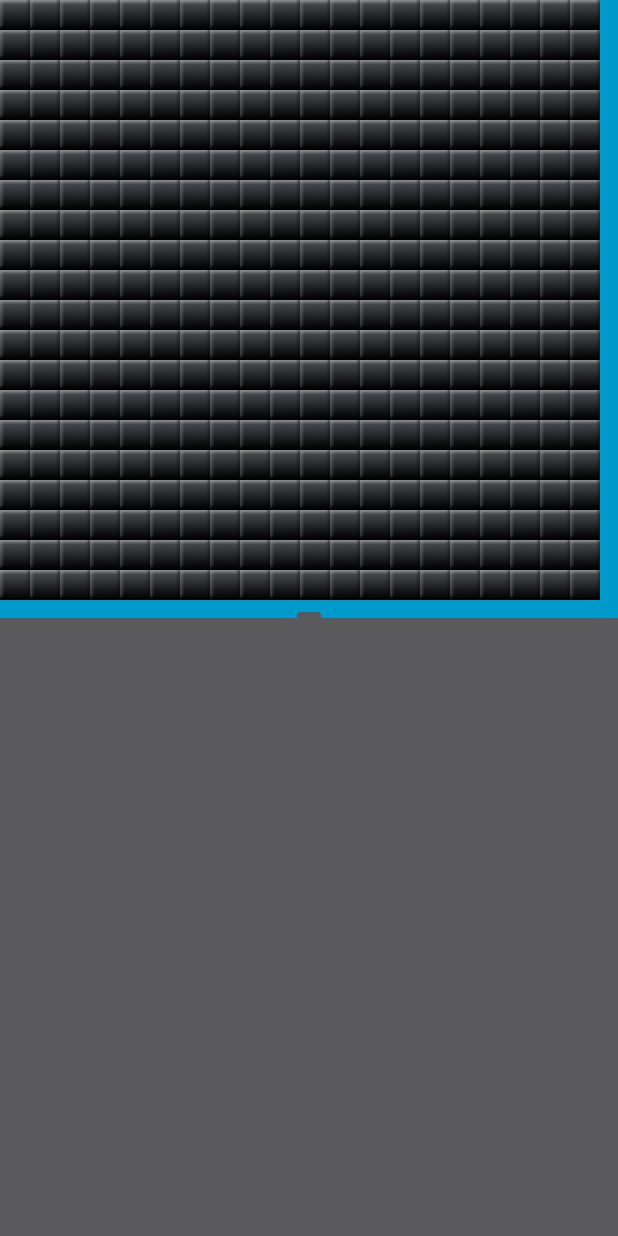
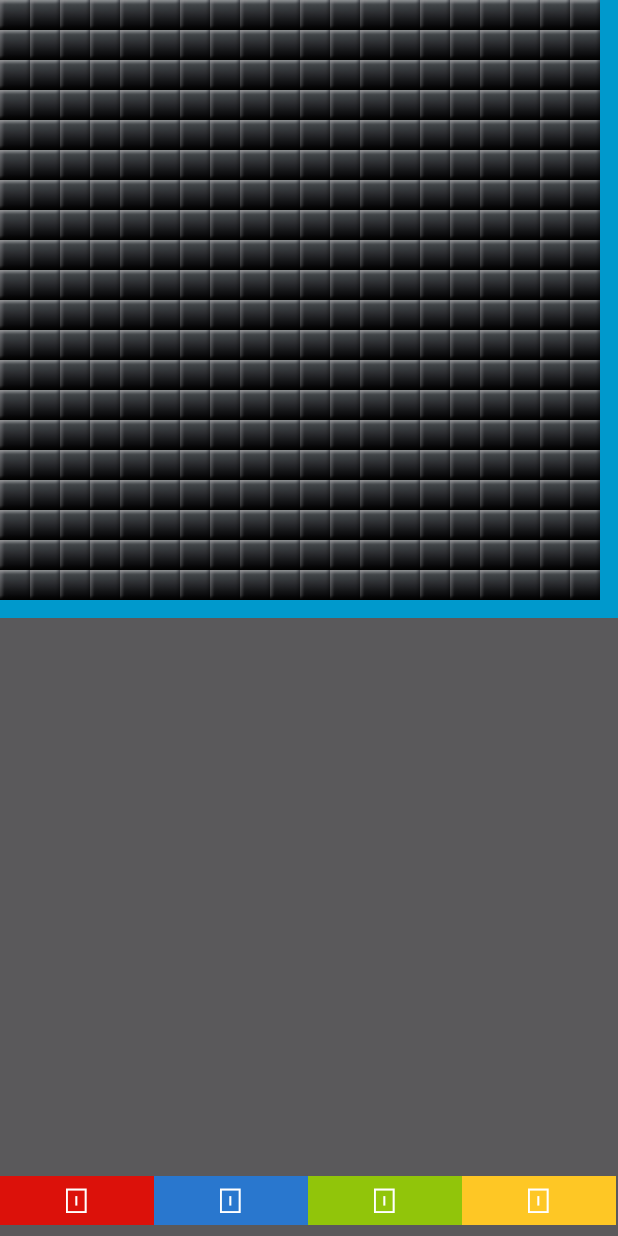
Before and after one commit to mamen/se2blokus, an Android app: the FullscreenActivity screen opened directly, with no data from a screen before it, on a phone screen of 412 x 824 dp. Run offline under Robolectric (Android 15) with nearby library versions, the light colour scheme and no system bars; 6 statements that could not run were skipped.

Commit message:
moveButtons correct placement + points are counted now

```diff
--- a/app/src/main/AndroidManifest.xml
+++ b/app/src/main/AndroidManifest.xml
@@ -6,8 +6,6 @@
     <uses-permission android:name="android.permission.INTERNET" />
     <uses-permission android:name="android.permission.CHANGE_WIFI_STATE" />
     <uses-permission android:name="android.permission.VIBRATE" />
-
-    <uses-feature android:name="android.hardware.sensor.accelerometer" android:required="true" />
 
     <application
         android:allowBackup="true"
--- a/app/src/main/java/at/aau/se2/test/FullscreenActivity.java
+++ b/app/src/main/java/at/aau/se2/test/FullscreenActivity.java
@@ -4,6 +4,7 @@ import android.app.Activity;
 import android.content.ClipData;
 import android.content.Context;
 import android.graphics.Point;
+import android.graphics.Typeface;
 import android.hardware.Sensor;
 import android.hardware.SensorManager;
 import android.media.MediaPlayer;
@@ -24,6 +25,7 @@ import android.widget.ImageButton;
 import android.widget.ImageView;
 import android.widget.LinearLayout;
 import android.widget.RelativeLayout;
+import android.widget.TextView;
 import android.widget.Toast;
 
 import com.google.android.gms.common.ConnectionResult;
@@ -72,8 +74,10 @@ public class FullscreenActivity extends Activity implements GoogleApiClient.Conn
     private int actTurn;
     private MediaPlayer placeSound;
 
-    private SensorManager mSensorManager;
-    private ShakeDetector mSensorListener;
+    private TextView pointsRed;
+    private TextView pointsBlue;
+    private TextView pointsGreen;
+    private TextView pointsYellow;
 
 
     /*private int plCount;
@@ -93,6 +97,8 @@ public class FullscreenActivity extends Activity implements GoogleApiClient.Conn
 
         //Initialisierung div. Variablen.
         fullscreenLayout = (RelativeLayout) findViewById(R.id.contentPanel);
+
+
 
         playerID = -1;
         selectedBlockID = -1;
@@ -322,16 +328,23 @@ public class FullscreenActivity extends Activity implements GoogleApiClient.Conn
                         RelativeLayout.LayoutParams paramsMoveDown = new RelativeLayout.LayoutParams(RelativeLayout.LayoutParams.WRAP_CONTENT, RelativeLayout.LayoutParams.WRAP_CONTENT);
                         RelativeLayout.LayoutParams paramsMoveLeft = new RelativeLayout.LayoutParams(RelativeLayout.LayoutParams.WRAP_CONTENT, RelativeLayout.LayoutParams.WRAP_CONTENT);
 
-                        //TODO: Berechnungen falsch, momentan einfach wird einfach irgendetwas gerechnet ;)
-                        paramsMoveUp.setMargins((int) Math.floor(gameBoardLayout.getHeight() / 2), 0, 0, 0);
-                        paramsMoveRight.setMargins((int) Math.floor(gameBoardLayout.getHeight() / 4) * 3, (int) Math.floor(gameBoardLayout.getHeight() / 2), 0, 0);
-                        paramsMoveDown.setMargins((int) Math.floor(gameBoardLayout.getHeight() / 2), (int) Math.floor(gameBoardLayout.getHeight() / 4) * 3, 0, 0);
-                        paramsMoveLeft.setMargins(0, (int) Math.floor(gameBoardLayout.getHeight() / 2), 0, 0);
+                        paramsMoveUp.setMargins((getScreenWidth()/2)-((move_up.getDrawable().getMinimumWidth()+move_up.getPaddingLeft()+move_up.getPaddingRight())/2), 0, 0, 0);
+
+                        paramsMoveRight.setMargins(gameBoardLayout.getWidth()-move_right.getPaddingLeft()-move_right.getPaddingRight()-move_right.getDrawable().getMinimumWidth(), (gameBoardLayout.getHeight()/2-move_right.getPaddingTop()-move_right.getDrawable().getMinimumHeight()/2), 0, 0);
+
+                        paramsMoveDown.setMargins((getScreenWidth()/2)-((move_down.getDrawable().getMinimumWidth()+move_down.getPaddingLeft()+move_down.getPaddingRight())/2), (gameBoardLayout.getHeight()-move_down.getPaddingTop()-move_down.getPaddingBottom()-move_up.getDrawable().getMinimumHeight()), 0, 0);
+
+                        paramsMoveLeft.setMargins(0, (gameBoardLayout.getHeight()/2-move_left.getPaddingTop()-move_left.getDrawable().getMinimumHeight()/2), 0, 0);
 
                         move_up.setLayoutParams(paramsMoveUp);
                         move_right.setLayoutParams(paramsMoveRight);
                         move_down.setLayoutParams(paramsMoveDown);
                         move_left.setLayoutParams(paramsMoveLeft);
+
+                        move_up.setAlpha(0.5f);
+                        move_right.setAlpha(0.5f);
+                        move_down.setAlpha(0.5f);
+                        move_left.setAlpha(0.5f);
 
                         // Accept-Button
                         if (drawn) {
@@ -346,15 +359,18 @@ public class FullscreenActivity extends Activity implements GoogleApiClient.Conn
                                 public void onClick(View v) {
                                     // Platzieren nicht möglich - Preview wieder löschen und Bild im BlockDrawer wieder anzeigen
                                     if (!isYourPlacementValid(index_i, index_j)) {
-                                        vibrate(500);
+                                        //vibrate(500);
                                         restore(index_i, index_j);
                                     } else {
+                                        placeSound.start(); //Sound abspielen
                                         testView.setVisibility(View.INVISIBLE); //Müsste unnötig sein
                                         byte[][] b = player.getStone(selectedBlockID - 1);
                                         for (int a = 0; a < transposeCount; a++) { //Stein drehen, je nachdem wie oft der Button gedrückt wurde
                                             b = gl.rotate(b);
                                         }
                                         placeIt(b, index_i, index_j); //Wirkliches Plazieren vom Stein
+
+                                        updatePoints();
                                     }
                                     gl.removeViews(fullscreenLayout, accept, cancel, transpose, move_up, move_right, move_down, move_left);
                                     elementFinished = true; //Nächster Stein kann geLongClicked werden
@@ -434,9 +450,9 @@ public class FullscreenActivity extends Activity implements GoogleApiClient.Conn
         });
 
         imgView = (ImageView) findViewById(R.id.img_stop);
-        if (doSettings) {
-            imgView.setVisibility(View.INVISIBLE);
-        }
+        //if (doSettings) {
+            imgView.setVisibility(View.GONE);
+        //}
 
         actTurn = 1;
 
@@ -447,18 +463,95 @@ public class FullscreenActivity extends Activity implements GoogleApiClient.Conn
                 disableScreenInteraction();
             }
         }
+    }
 
-        //Shake detection
-        mSensorManager = (SensorManager) getSystemService(Context.SENSOR_SERVICE);
-        mSensorListener = new ShakeDetector();
 
-        mSensorListener.setOnShakeListener(new ShakeDetector.OnShakeListener() {
+    @Override
+    public void onStart(){
+        super.onStart();
+        initializePoints();
+    }
 
-            public void onShake() {
-                Toast.makeText(FullscreenActivity.this, "Shaked", Toast.LENGTH_SHORT).show();
+    private void initializePoints() {
+        Typeface font = Typeface.createFromAsset(getAssets(), "blocked.ttf");
+
+        pointsRed = (TextView)findViewById(R.id.pointsRed);
+        pointsBlue = (TextView)findViewById(R.id.pointsBlue);
+        pointsGreen = (TextView)findViewById(R.id.pointsGreen);
+        pointsYellow = (TextView)findViewById(R.id.pointsYellow);
+
+        RelativeLayout.LayoutParams paramsPointsRed = new RelativeLayout.LayoutParams(RelativeLayout.LayoutParams.WRAP_CONTENT, RelativeLayout.LayoutParams.WRAP_CONTENT);
+        RelativeLayout.LayoutParams paramsPointsBlue = new RelativeLayout.LayoutParams(RelativeLayout.LayoutParams.WRAP_CONTENT, RelativeLayout.LayoutParams.WRAP_CONTENT);
+        RelativeLayout.LayoutParams paramsPointsGreen = new RelativeLayout.LayoutParams(RelativeLayout.LayoutParams.WRAP_CONTENT, RelativeLayout.LayoutParams.WRAP_CONTENT);
+        RelativeLayout.LayoutParams paramsPointsYellow = new RelativeLayout.LayoutParams(RelativeLayout.LayoutParams.WRAP_CONTENT, RelativeLayout.LayoutParams.WRAP_CONTENT);
+
+        int quater = getScreenWidth()/4;
+        int top = getScreenHeight()-pointsRed.getPaddingTop()-pointsRed.getPaddingBottom()-pointsRed.getLineHeight()-20;
+
+        paramsPointsRed.setMargins(0, top, 0, 0);
+        paramsPointsRed.width = quater;
+        paramsPointsBlue.setMargins(quater, top, 0, 0);
+        paramsPointsBlue.width = quater;
+        paramsPointsGreen.setMargins(quater*2, top, 0, 0);
+        paramsPointsGreen.width = quater;
+        paramsPointsYellow.setMargins(quater*3, top, 0, 0);
+        paramsPointsYellow.width = quater;
+
+        pointsRed.setTypeface(font);
+        pointsBlue.setTypeface(font);
+        pointsGreen.setTypeface(font);
+        pointsYellow.setTypeface(font);
+        pointsRed.setTextSize(20);
+        pointsBlue.setTextSize(20);
+        pointsGreen.setTextSize(20);
+        pointsYellow.setTextSize(20);
+
+
+
+        pointsRed.setLayoutParams(paramsPointsRed);
+        pointsBlue.setLayoutParams(paramsPointsBlue);
+        pointsGreen.setLayoutParams(paramsPointsGreen);
+        pointsYellow.setLayoutParams(paramsPointsYellow);
+
+        pointsRed.setText("0");
+        pointsBlue.setText("0");
+        pointsGreen.setText("0");
+        pointsYellow.setText("0");
+    }
+
+
+    private void updatePoints(){
+        byte[][] gameBoard = gl.getGameBoard();
+
+        int curPointsRed = 0;
+        int curPointsGreen = 0;
+        int curPointsBlue = 0;
+        int curPointsYellow = 0;
+
+        for(int i = 0; i < SIZE; i++){
+            for(int j = 0; j < SIZE; j++){
+                switch(gameBoard[i][j]){
+                    case 1:
+                        curPointsGreen++;
+                        break;
+                    case 2:
+                        curPointsRed++;
+                        break;
+                    case 3:
+                        curPointsBlue++;
+                        break;
+                    case 4:
+                        curPointsYellow++;
+                        break;
+
+                }
             }
-        });
+        }
 
+        pointsRed.setText(Integer.toString(curPointsRed));
+        pointsGreen.setText(Integer.toString(curPointsGreen));
+        pointsBlue.setText(Integer.toString(curPointsBlue));
+        pointsYellow.setText(Integer.toString(curPointsYellow));
 
     }
 
@@ -641,7 +734,7 @@ public class FullscreenActivity extends Activity implements GoogleApiClient.Conn
                     }
                 } else {
                     if (!gl.hitTheCorner(b, x, y)) {
-                        vibrate(500);
+                        //vibrate(500);
                         return false;
                     }
                 }
@@ -859,8 +952,6 @@ public class FullscreenActivity extends Activity implements GoogleApiClient.Conn
     private void placeIt(byte[][] b, int i, int j) {
         gl.placeStone(b, i, j);
 
-        placeSound.start(); //Sound abspielen
-
         if (player.getScore() == (player.MAX_STONES - 1)) {
             player.addToScore(15); //GameRule: if last stone placed == single stone
             player.calculateScore(b);
@@ -872,9 +963,6 @@ public class FullscreenActivity extends Activity implements GoogleApiClient.Conn
 
         removeFromBlockDrawer();
         updatePartOfGameBoard(i, j, (i + b.length), (j + b.length));
-
-        //Print score, just for testing
-        Toast.makeText(getApplicationContext(), "Your score is " + player.getScore(), Toast.LENGTH_SHORT).show();
 
         //if there is another move to make doSomething; right now just for testing, can be used when needed
         /*if (areTurnsLeft()) {
@@ -920,14 +1008,10 @@ public class FullscreenActivity extends Activity implements GoogleApiClient.Conn
     protected void onResume() {
         super.onResume();
         hideStatusBar();
-        mSensorManager.registerListener(mSensorListener,
-                mSensorManager.getDefaultSensor(Sensor.TYPE_ACCELEROMETER),
-                SensorManager.SENSOR_DELAY_UI);
     }
 
     @Override
     protected void onPause() {
-        mSensorManager.unregisterListener(mSensorListener);
         super.onPause();
     }
 
@@ -1131,7 +1215,6 @@ public class FullscreenActivity extends Activity implements GoogleApiClient.Conn
         debugging("endpoint lost");
     }
 
-
     @Override
     public void onMessageReceived(String endpointId, byte[] payload, boolean isReliable) {
 
@@ -1167,7 +1250,6 @@ public class FullscreenActivity extends Activity implements GoogleApiClient.Conn
 
         return s;
     }
-
 
     private void sendMessage(byte[] mess) {
         debugging("sendMessage" + isHost + "..." + remotePeerEndpoints.toString() + "..." + remoteHostEndpoint);
@@ -1216,6 +1298,7 @@ public class FullscreenActivity extends Activity implements GoogleApiClient.Conn
         }
 
         if (actTurn == myturn) {
+            updatePoints();
             if (player.getHasTurns()) { // Wenn ich noch Spielzüge habe, kann ich weiterspielen..
                 enableScreenInteraction();
                 Toast.makeText(getApplicationContext(), "There are turns left, you go", Toast.LENGTH_SHORT).show();
@@ -1264,7 +1347,7 @@ public class FullscreenActivity extends Activity implements GoogleApiClient.Conn
     public void enableScreenInteraction() {
         debugging("should enable");
         getWindow().clearFlags(WindowManager.LayoutParams.FLAG_NOT_TOUCHABLE);
-        imgView.setVisibility(View.INVISIBLE);
+        imgView.setVisibility(View.GONE);
     }
 
     @Override
--- a/app/src/main/java/at/aau/se2/test/ShakeDetector.java
+++ /dev/null
@@ -1,139 +0,0 @@
-package at.aau.se2.test;
-
-import android.hardware.Sensor;
-import android.hardware.SensorEvent;
-import android.hardware.SensorEventListener;
-import android.util.Log;
-
-public class ShakeDetector implements SensorEventListener {
-    /** Minimum movement force to consider.
-     * Adapted by: @georgconradi
-     *
-     * Adapted to lower force - initially it was 10!
-     * */
-    private static final int MIN_FORCE = 15;
-
-    /**
-     * Minimum times in a shake gesture that the direction of movement needs to
-     * change.
-     * Adapted by: @georgconradi
-     *
-     * Adapted to less direction changes - initially it was 3!
-     */
-    private static final int MIN_DIRECTION_CHANGE = 2;
-
-    /** Maximum pause between movements. */
-    private static final int MAX_PAUSE_BETHWEEN_DIRECTION_CHANGE = 200;
-
-    /** Maximum allowed time for shake gesture. */
-    private static final int MAX_TOTAL_DURATION_OF_SHAKE = 100;
-
-    /** Time when the gesture started. */
-    private long mFirstDirectionChangeTime = 0;
-
-    /** Time when the last movement started. */
-    private long mLastDirectionChangeTime;
-
-    /** How many movements are considered so far. */
-    private int mDirectionChangeCount = 0;
-
-    /** The last x position. */
-    private float lastX = 0;
-
-    /** The last y position. */
-    private float lastY = 0;
-
-    /** The last z position. */
-    private float lastZ = 0;
-
-    /** OnShakeListener that is called when shake is detected. */
-    private OnShakeListener mShakeListener;
-
-    /**
-     * Interface for shake gesture.
-     */
-    public interface OnShakeListener {
-
-        /**
-         * Called when shake gesture is detected.
-         */
-        void onShake();
-    }
-
-    public void setOnShakeListener(OnShakeListener listener) {
-        mShakeListener = listener;
-    }
-
-    @Override
-    public void onSensorChanged(SensorEvent se) {
-        // get sensor data
-        float newX = se.values[0]; // Retrieve data for X
-        float newY = se.values[1]; // Retrieve data for Y
-        float newZ = se.values[2]; // Retrieve data for Z
-
-        // calculate movement
-        float totalMovement = Math.abs(newX + newY + newZ - lastX - lastY - lastZ);
-
-        if (totalMovement > MIN_FORCE) {
-
-            // get time
-            long now = System.currentTimeMillis();
-
-            // store first movement time
-            if (mFirstDirectionChangeTime == 0) {
-                mFirstDirectionChangeTime = now;
-                mLastDirectionChangeTime = now;
-            }
-
-            // check if the last movement was not long ago
-            long lastChangeWasAgo = now - mLastDirectionChangeTime;
-            if (lastChangeWasAgo < MAX_PAUSE_BETHWEEN_DIRECTION_CHANGE) {
-
-                // store movement data
-                mLastDirectionChangeTime = now;
-                mDirectionChangeCount++;
-
-                // store last sensor data
-                lastX = newX;
-                lastY = newY;
-                lastZ = newZ;
-
-                // check how many movements are so far
-                if (mDirectionChangeCount >= MIN_DIRECTION_CHANGE) {
-
-                    // check total duration
-                    long totalDuration = now - mFirstDirectionChangeTime;
-                    if (totalDuration < MAX_TOTAL_DURATION_OF_SHAKE) {
-                        try {
-                            mShakeListener.onShake();
-                            resetShakeParameters();
-                        }
-                        catch (NullPointerException npex){
-                            Log.e("NullPointerException", npex.getMessage() != null ? npex.getMessage() : "No shake listener attached!" );
-                        }
-                    }
-                }
-
-            } else {
-                resetShakeParameters();
-            }
-        }
-    }
-
-    /**
-     * Resets the shake parameters to their default values.
-     */
-    private void resetShakeParameters() {
-        mFirstDirectionChangeTime = 0;
-        mDirectionChangeCount = 0;
-        mLastDirectionChangeTime = 0;
-        lastX = 0;
-        lastY = 0;
-        lastZ = 0;
-    }
-
-    @Override
-    public void onAccuracyChanged(Sensor sensor, int accuracy) {
-    }
-
-}
--- a/app/src/main/res/layout/activity_fullscreen.xml
+++ b/app/src/main/res/layout/activity_fullscreen.xml
@@ -43,4 +43,40 @@
         android:layout_centerVertical="true"
         android:layout_centerHorizontal="true" />
 
+
+
+
+    <TextView
+        android:layout_width="wrap_content"
+        android:layout_height="wrap_content"
+        android:background="@color/colorRed"
+        android:textAlignment="center"
+        android:padding="5dp"
+        android:textColor="@color/white"
+        android:id="@+id/pointsRed" />
+    <TextView
+        android:layout_width="wrap_content"
+        android:layout_height="wrap_content"
+        android:background="@color/colorGreen"
+        android:textAlignment="center"
+        android:padding="5dp"
+        android:textColor="@color/white"
+        android:id="@+id/pointsGreen" />
+    <TextView
+        android:layout_width="wrap_content"
+        android:layout_height="wrap_content"
+        android:background="@color/colorBlue"
+        android:textAlignment="center"
+        android:padding="5dp"
+        android:textColor="@color/white"
+        android:id="@+id/pointsBlue" />
+    <TextView
+        android:layout_width="wrap_content"
+        android:layout_height="wrap_content"
+        android:background="@color/colorYellow"
+        android:textAlignment="center"
+        android:padding="5dp"
+        android:textColor="@color/white"
+        android:id="@+id/pointsYellow" />
+
 </RelativeLayout>
--- a/app/src/main/res/values/colors.xml
+++ b/app/src/main/res/values/colors.xml
@@ -4,5 +4,11 @@
     <color name="colorPrimaryDark">#333333</color>
     <color name="colorAccent">#666666</color>
 
+    <color name="colorRed">#dc110a</color>
+    <color name="colorGreen">#91c50a</color>
+    <color name="colorBlue">#2977ce</color>
+    <color name="colorYellow">#fec725</color>
+    <color name="white">#FFFFFF</color>
+
     <color name="black_overlay">#66000000</color>
 </resources>
```
Also changed, not shown: app/src/main/java/at/aau/se2/test/GameLogic.java (+3 -2 lines), app/src/main/res/drawable/wait.png, 1 other file.
